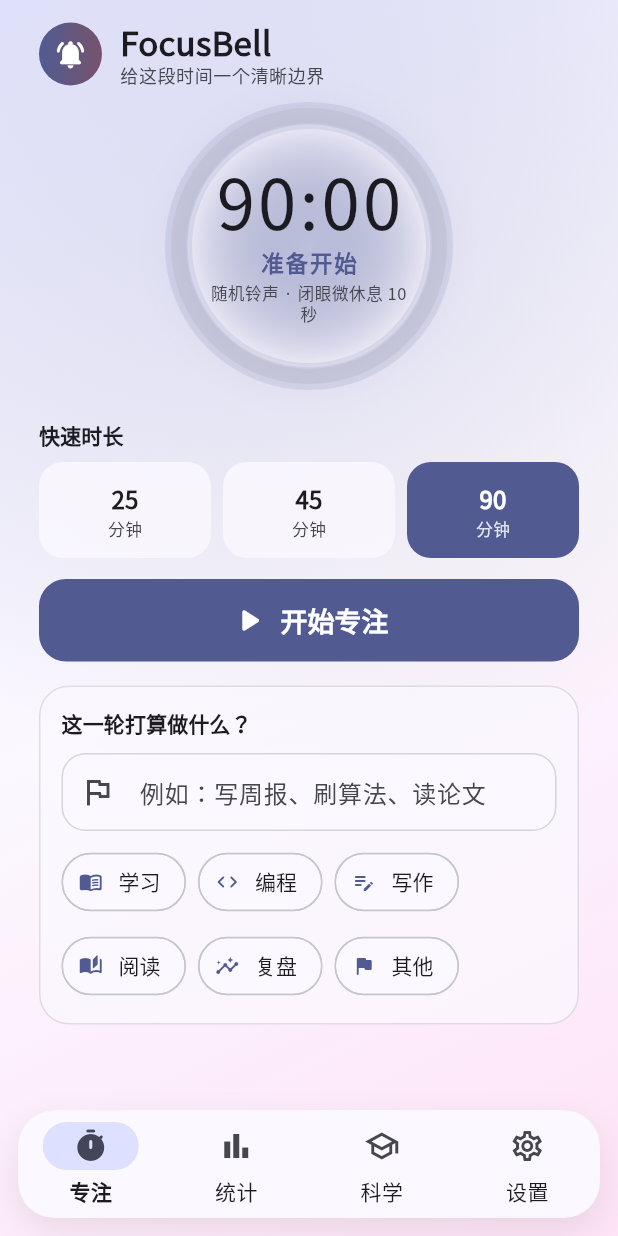
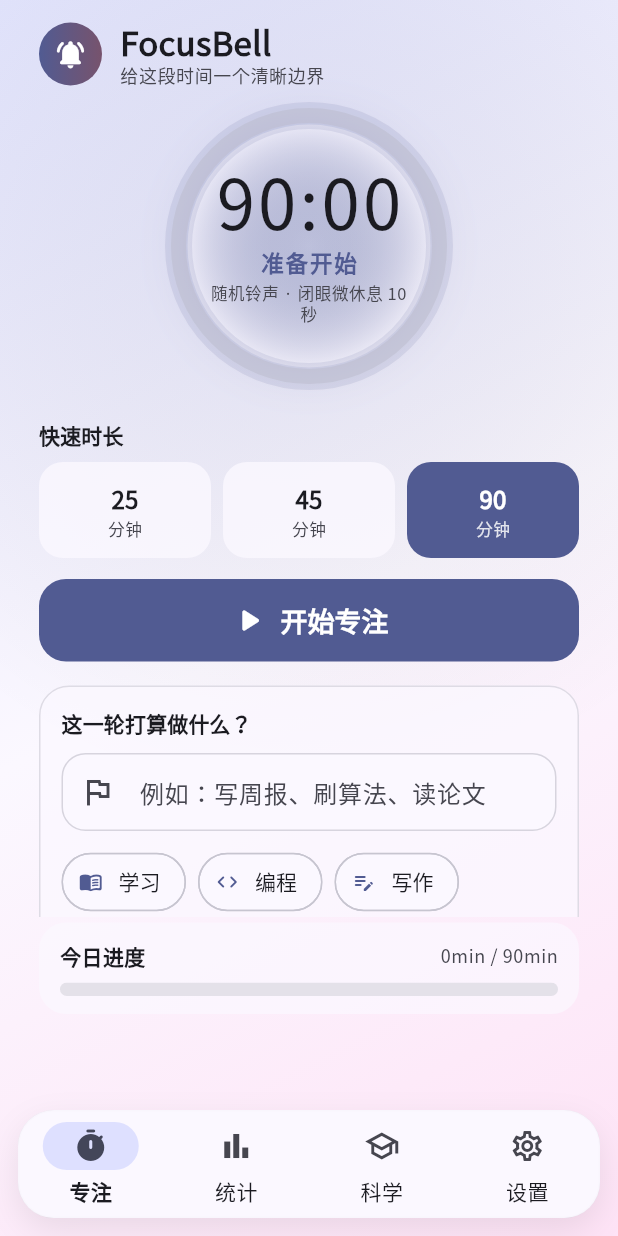
Before and after one commit to StayGoldTY/focus-bell, a Flutter app: the screen it shows after launch, on a phone screen of 412 x 824 dp. Run offline on Flutter 3.47's test engine with Material 3 defaults, Android fonts, the phone set to English and light mode, and no system bars; our stand-ins replace dio, flutter_animate, flutter_riverpod, go_router, google_fonts, just_audio and 1 more; missing offline and left inert: dart:html, dart:js_interop.

Commit message:
Pin today progress above the nav and allow Wiki search on Web.
Mobile start screens no longer hide today's minutes behind the bottom bar. Wikimedia search also skips the forbidden User-Agent header in browsers.

Co-authored-by: Alexander  Walker <StayGoldTY@users.noreply.github.com>

```diff
--- a/lib/features/timer/pages/timer_page.dart
+++ b/lib/features/timer/pages/timer_page.dart
@@ -1,5 +1,4 @@
 import 'dart:async';
-import 'dart:math' as math;
 
 import 'package:flutter/foundation.dart';
 import 'package:flutter/material.dart';
@@ -116,31 +115,24 @@ class _TimerPageState extends ConsumerState<TimerPage> {
                   : compactLayout
                   ? 184.0
                   : 216.0;
-              final availableHeight = math.max(
-                0.0,
-                constraints.maxHeight -
-                    verticalPadding * 2 -
-                    MediaQuery.paddingOf(context).top,
-              );
-
               return SafeArea(
                 bottom: false,
                 child: Center(
                   child: SizedBox(
                     width: contentWidth + horizontalPadding * 2,
+                    child: Column(
+                      children: [
+                        Expanded(
                           child: SingleChildScrollView(
-                      padding: EdgeInsets.symmetric(
-                        horizontal: horizontalPadding,
-                        vertical: verticalPadding,
+                            padding: EdgeInsets.fromLTRB(
+                              horizontalPadding,
+                              verticalPadding,
+                              horizontalPadding,
+                              8,
                             ),
-                      child: ConstrainedBox(
-                        constraints: BoxConstraints(minHeight: availableHeight),
                             child: SizedBox(
                               width: contentWidth,
                               child: Column(
-                            mainAxisAlignment: MainAxisAlignment.spaceBetween,
-                            children: [
-                              Column(
                                 children: [
                                   _buildHeader(timerState, storage, theme),
                                   SizedBox(height: denseLayout ? 10 : 14),
@@ -187,10 +179,18 @@ class _TimerPageState extends ConsumerState<TimerPage> {
                                   ],
                                 ],
                               ),
+                            ),
+                          ),
+                        ),
                         Padding(
-                                padding: EdgeInsets.only(
-                                  top: denseLayout ? 12 : 16,
+                          padding: EdgeInsets.fromLTRB(
+                            horizontalPadding,
+                            4,
+                            horizontalPadding,
+                            denseLayout ? 8 : 12,
                           ),
+                          child: SizedBox(
+                            width: contentWidth,
                             child: _buildTodayProgress(
                               timerState,
                               storage,
@@ -198,10 +198,8 @@ class _TimerPageState extends ConsumerState<TimerPage> {
                               denseLayout: denseLayout,
                             ),
                           ),
+                        ),
                       ],
-                          ),
-                        ),
-                      ),
                     ),
                   ),
                 ),
--- a/lib/shared/services/sound_api_service.dart
+++ b/lib/shared/services/sound_api_service.dart
@@ -1,4 +1,5 @@
 import 'package:dio/dio.dart';
+import 'package:flutter/foundation.dart';
 import 'package:flutter_riverpod/flutter_riverpod.dart';
 
 import '../../core/constants/app_constants.dart';
@@ -87,9 +88,11 @@ class SoundApiService {
   SoundApiService() {
     _dio.options
       ..connectTimeout = const Duration(seconds: 20)
-      ..receiveTimeout = const Duration(seconds: 20)
-      ..headers['User-Agent'] =
+      ..receiveTimeout = const Duration(seconds: 20);
+    if (!kIsWeb) {
+      _dio.options.headers['User-Agent'] =
           'FocusBell/1.0 (https://github.com/StayGoldTY/focus-bell)';
+    }
   }
 
   final Dio _dio = Dio();
```
Lines whose indentation alone changed are shown as unchanged.
